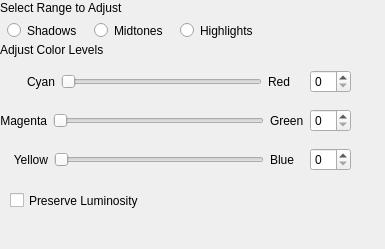
First picture: the form in krita/plugins/filters/colorsfilters/wdg_color_balance.ui, repository KDE/krita, before the edit.
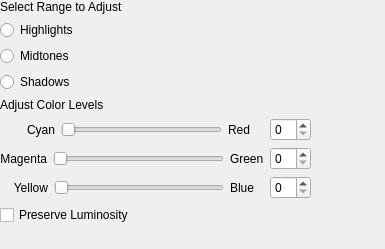
Second picture: the form after the edit.

Commit message: Color Balance Filter Improvement

What changed in the file:
```diff
--- a/krita/plugins/filters/colorsfilters/wdg_color_balance.ui
+++ b/krita/plugins/filters/colorsfilters/wdg_color_balance.ui
@@ -13,80 +13,52 @@
   <property name="windowTitle">
    <string>Form</string>
   </property>
-  <widget class="QLabel" name="label_2">
+  <widget class="QWidget" name="">
    <property name="geometry">
     <rect>
      <x>0</x>
      <y>0</y>
-     <width>161</width>
-     <height>16</height>
+     <width>311</width>
+     <height>225</height>
     </rect>
    </property>
+   <layout class="QVBoxLayout" name="verticalLayout_2">
+    <item>
+     <widget class="QLabel" name="label_2">
    <property name="text">
     <string>Select Range to Adjust</string>
    </property>
   </widget>
-  <widget class="QRadioButton" name="radioButtonShadows">
-   <property name="geometry">
-    <rect>
-     <x>7</x>
-     <y>20</y>
-     <width>81</width>
-     <height>21</height>
-    </rect>
-   </property>
-   <property name="text">
-    <string>Shadows</string>
-   </property>
-  </widget>
-  <widget class="QRadioButton" name="radioButtonMidtones">
-   <property name="geometry">
-    <rect>
-     <x>94</x>
-     <y>20</y>
-     <width>80</width>
-     <height>21</height>
-    </rect>
-   </property>
-   <property name="text">
-    <string>Midtones</string>
-   </property>
-  </widget>
+    </item>
+    <item>
   <widget class="QRadioButton" name="radioButtonHighlights">
-   <property name="geometry">
-    <rect>
-     <x>180</x>
-     <y>20</y>
-     <width>86</width>
-     <height>21</height>
-    </rect>
-   </property>
    <property name="text">
     <string>Highlights</string>
    </property>
   </widget>
+    </item>
+    <item>
+     <widget class="QRadioButton" name="radioButtonMidtones">
+      <property name="text">
+       <string>Midtones</string>
+      </property>
+     </widget>
+    </item>
+    <item>
+     <widget class="QRadioButton" name="radioButtonShadows">
+      <property name="text">
+       <string>Shadows</string>
+      </property>
+     </widget>
+    </item>
+    <item>
   <widget class="QLabel" name="label_3">
-   <property name="geometry">
-    <rect>
-     <x>0</x>
-     <y>40</y>
-     <width>141</width>
-     <height>20</height>
-    </rect>
-   </property>
    <property name="text">
     <string>Adjust Color Levels</string>
    </property>
   </widget>
-  <widget class="QWidget" name="layoutWidget">
-   <property name="geometry">
-    <rect>
-     <x>0</x>
-     <y>60</y>
-     <width>351</width>
-     <height>121</height>
-    </rect>
-   </property>
+    </item>
+    <item>
    <layout class="QVBoxLayout" name="verticalLayout">
     <item>
      <layout class="QHBoxLayout" name="horizontalLayout">
@@ -194,19 +166,15 @@
      </layout>
     </item>
    </layout>
-  </widget>
+    </item>
+    <item>
   <widget class="QCheckBox" name="chkPreserve">
-   <property name="geometry">
-    <rect>
-     <x>10</x>
-     <y>190</y>
-     <width>151</width>
-     <height>21</height>
-    </rect>
-   </property>
    <property name="text">
     <string>Preserve Luminosity</string>
    </property>
+     </widget>
+    </item>
+   </layout>
   </widget>
  </widget>
  <resources/>
```
Lines whose indentation alone changed are shown as unchanged. The commit also changes 5 other files.
